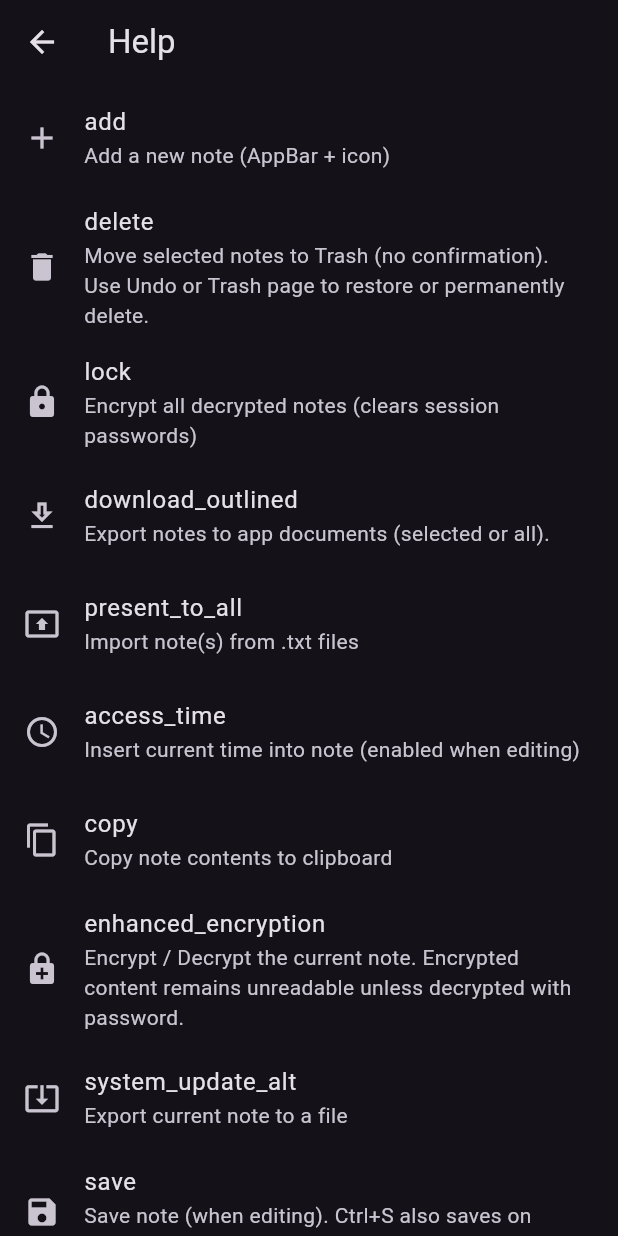
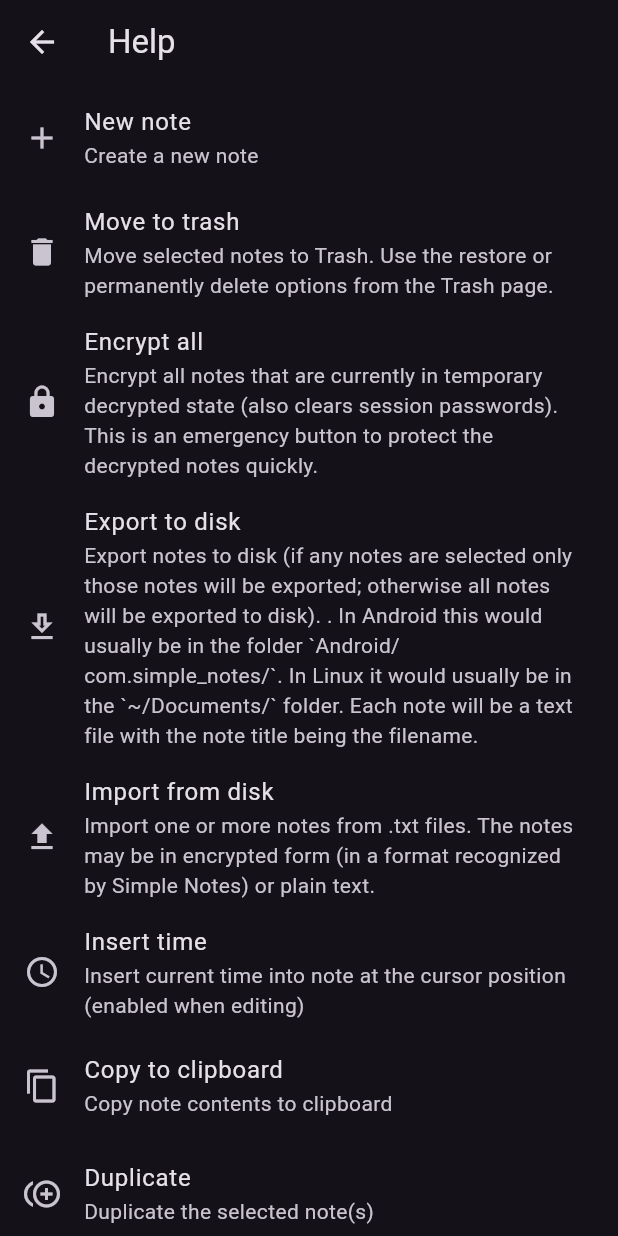
Before and after one commit to nav9/simple_notes, a Flutter app: the HelpScreen screen opened directly, on a phone screen of 412 x 824 dp. Run offline on Flutter 3.47's test engine with Material 3 defaults, Android fonts, the phone set to English and light mode, and no system bars; our stand-ins replace file_picker, hive_flutter, permission_handler; missing offline and left inert: encrypt; accounts and stored records are empty.

Commit message:
fixed some icons and formatting and help page explanation

```diff
--- a/lib/edit_note.dart
+++ b/lib/edit_note.dart
@@ -165,19 +165,12 @@ _textController.addListener(() {
   Future<void> _saveNote({bool popAfterSave = false}) async {
     try {
       final content = _textController.text;
-      final titleText = _titleController.text.trim().isEmpty
-          ? null
-          : _titleController.text.trim();
-      final sessionPw = widget.noteKey != null
-          ? _session.getNotePassword(widget.noteKey)
-          : _session.sessionPassword;
-      final shouldEncryptOnDisk =
-          sessionPw != null && sessionPw.trim().isNotEmpty;
+      final titleText = _titleController.text.trim().isEmpty ? null : _titleController.text.trim();
+      final sessionPw = widget.noteKey != null ? _session.getNotePassword(widget.noteKey) : _session.sessionPassword;
+      final shouldEncryptOnDisk = sessionPw != null && sessionPw.trim().isNotEmpty;
 
       final newNote = {
-        'content': shouldEncryptOnDisk
-            ? EncryptionService.encryptText(content, sessionPw!)
-            : content,
+        'content': shouldEncryptOnDisk ? EncryptionService.encryptText(content, sessionPw!) : content,
         'isEncrypted': shouldEncryptOnDisk,
         'title': titleText,
         'isTrashed': false,
@@ -206,14 +199,12 @@ _textController.addListener(() {
 
       if (mounted) {
         setState(() {});
-        ScaffoldMessenger.of(context)
-            .showSnackBar(const SnackBar(content: Text('Saved')));
+        ScaffoldMessenger.of(context).showSnackBar(const SnackBar(content: Text('Saved')));
       }
 
       if (popAfterSave && mounted) Navigator.pop(context);
     } catch (e) {
-      ScaffoldMessenger.of(context)
-          .showSnackBar(SnackBar(content: Text('Save failed: $e')));
+      ScaffoldMessenger.of(context).showSnackBar(SnackBar(content: Text('Save failed: $e')));
     }
   }
 
@@ -227,12 +218,8 @@ _textController.addListener(() {
           content:
           const Text('Do you want to save this note before leaving?'),
           actions: [
-            TextButton(
-                onPressed: () => Navigator.pop(context, false),
-                child: const Text('Discard')),
-            TextButton(
-                onPressed: () => Navigator.pop(context, true),
-                child: const Text('Save')),
+            TextButton(onPressed: () => Navigator.pop(context, false), child: const Text('Discard')),
+            TextButton(onPressed: () => Navigator.pop(context, true), child: const Text('Save')),
           ],
         ),
       );
@@ -261,17 +248,10 @@ _textController.addListener(() {
   }
 
   Future<void> _decryptInEditor() async {
-    final password = await showPasswordDialog(
-      context,
-      "Enter password to decrypt note",
-      false,
-    );
+    final password = await showPasswordDialog(context, "Enter password to decrypt note", false,);
     if (password == null || password.isEmpty) return;
 
-    final decrypted = EncryptionService.decryptText(
-      _textController.text,
-      password,
-    );
+    final decrypted = EncryptionService.decryptText(_textController.text, password,);
 
     if (decrypted != null) {
       if (widget.noteKey != null) {
@@ -313,32 +293,19 @@ _textController.addListener(() {
           : _session.sessionPassword;
 
       if (pw == null || pw.isEmpty) {
-        final entered = await showPasswordDialog(
-          context,
-          "Set password to encrypt note",
-          true,
-        );
+        final entered = await showPasswordDialog(context, "Set password to encrypt note", true,);
         if (entered == null || entered.isEmpty) return;
         pw = entered;
 
-        if (widget.noteKey != null) {
-          _session.storeNotePassword(widget.noteKey, pw);
-        } else {
-          _session.sessionPassword = pw;
-        }
+        if (widget.noteKey != null) {_session.storeNotePassword(widget.noteKey, pw);} else {_session.sessionPassword = pw;}
       }
 
-      final encryptedText = EncryptionService.encryptText(
-        _textController.text,
-        pw!,
-      );
+      final encryptedText = EncryptionService.encryptText(_textController.text, pw!,);
 
       final Map newNote = {
         'content': encryptedText,
         'isEncrypted': true,
-        'title': _titleController.text.trim().isEmpty
-            ? null
-            : _titleController.text.trim(),
+        'title': _titleController.text.trim().isEmpty ? null : _titleController.text.trim(),
         'isTrashed': false,
       };
 
@@ -346,9 +313,7 @@ _textController.addListener(() {
         await _notesBox.putAt(widget.index!, newNote);
       } else {
         final List<Map> temp = [Map<String, dynamic>.from(newNote)];
-        temp.addAll(
-          _notesBox.values.map((e) => Map<String, dynamic>.from(e)),
-        );
+        temp.addAll(_notesBox.values.map((e) => Map<String, dynamic>.from(e)),);
         await _notesBox.clear();
         await _notesBox.addAll(temp);
       }
@@ -369,11 +334,7 @@ _textController.addListener(() {
 
       if (mounted) {
         ScaffoldMessenger.of(context).showSnackBar(
-          const SnackBar(
-            content: Text(
-              'Note encrypted. Password cleared from session; re-enter to decrypt later.',
-            ),
-          ),
+          const SnackBar(content: Text('Note encrypted. Password cleared from session; re-enter to decrypt later.',),),
         );
       }
     } catch (e) {
@@ -385,8 +346,7 @@ _textController.addListener(() {
 
   Future<void> _exportNote() async {
     try {
-      bool isDesktop =
-          Platform.isLinux || Platform.isWindows || Platform.isMacOS;
+      bool isDesktop = Platform.isLinux || Platform.isWindows || Platform.isMacOS;
 
       if (!isDesktop) {
         var status = await Permission.storage.status;
@@ -402,9 +362,7 @@ _textController.addListener(() {
       }
 
       final dir = await getApplicationDocumentsDirectory();
-      final raw = _titleController.text.trim().isNotEmpty
-          ? _titleController.text.trim()
-          : 'note_${DateTime.now().millisecondsSinceEpoch}';
+      final raw = _titleController.text.trim().isNotEmpty ? _titleController.text.trim() : 'note_${DateTime.now().millisecondsSinceEpoch}';
 
       String filename = raw;
       if (!filename.toLowerCase().endsWith('.txt')) {
@@ -430,14 +388,9 @@ _textController.addListener(() {
     WidgetsBinding.instance.addPostFrameCallback((_) {
       final pos = range.start;
       final text = _textController.text;
-      final before =
-          text.substring(0, pos).split('\n').length; // approx line number
+      final before = text.substring(0, pos).split('\n').length; // approx line number
       final offset = (before - 1) * 22.0; // approx line height
-      _scrollController.animateTo(
-        offset,
-        duration: const Duration(milliseconds: 250),
-        curve: Curves.easeInOut,
-      );
+      _scrollController.animateTo(offset, duration: const Duration(milliseconds: 250), curve: Curves.easeInOut,);
     });
   }
 
@@ -445,11 +398,7 @@ _textController.addListener(() {
     final result = await showModalBottomSheet<SearchReplaceResult>(
       context: context,
       isScrollControlled: true,
-      builder: (_) => SearchReplaceSheet(
-        controller: _textController,
-        highlightNotifier: _highlights,
-        currentMatchNotifier: _currentMatchIndex,
-      ),
+      builder: (_) => SearchReplaceSheet(controller: _textController, highlightNotifier: _highlights,currentMatchNotifier: _currentMatchIndex,),
     );
 
     if (result != null && result.jumpTo != null) {
@@ -467,10 +416,7 @@ _textController.addListener(() {
           return const SizedBox.shrink();
         }
         if (ranges.isEmpty) {
-          return Text(
-            text,
-            style: const TextStyle(color: Colors.white70, fontSize: 16),
-          );
+          return Text(text, style: const TextStyle(color: Colors.white70, fontSize: 16),);
         }
 
         ranges = List.from(ranges)..sort((a, b) => a.start.compareTo(b.start));
@@ -487,32 +433,21 @@ _textController.addListener(() {
 
           spans.add(TextSpan(
             text: text.substring(r.start, r.end),
-            style: TextStyle(
-              backgroundColor:
-              isCurrentMatch ? Colors.orange : const Color(0xFF4444AA),
-              color: Colors.white,
-            ),
+            style: TextStyle(backgroundColor: isCurrentMatch ? Colors.orange : const Color(0xFF4444AA), color: Colors.white,),
           ));
           cursor = r.end;
         }
 
-        if (cursor < text.length) {
-          spans.add(TextSpan(text: text.substring(cursor)));
-        }
+        if (cursor < text.length) {spans.add(TextSpan(text: text.substring(cursor)));}
 
-        return Text.rich(
-          TextSpan(children: spans),
-          softWrap: true,
-          style: const TextStyle(fontSize: 16, height: 1.4),
-        );
+        return Text.rich(TextSpan(children: spans), softWrap: true, style: const TextStyle(fontSize: 16, height: 1.4),);
       },
     );
   }
 
   @override
   Widget build(BuildContext context) {
-    final canInsertTime =
-        !_isReadOnlyEncrypted && (_isEditing || _lastSelection != null);
+    final canInsertTime = !_isReadOnlyEncrypted && (_isEditing || _lastSelection != null);
 
     return RawKeyboardListener(
       focusNode: FocusNode(),
@@ -521,38 +456,14 @@ _textController.addListener(() {
         onWillPop: _onWillPop,
         child: Scaffold(
           appBar: AppBar(
-            title: Text(_titleController.text.trim().isNotEmpty
-                ? _titleController.text.trim()
-                : (widget.initialIsEncrypted ? 'Encrypted Note' : 'Edit Note')),
+            title: Text(_titleController.text.trim().isNotEmpty ? _titleController.text.trim() : (widget.initialIsEncrypted ? 'Encrypted Note' : 'Edit Note')),
             actions: [
-              IconButton(
-                  icon: const Icon(Icons.search),
-                  onPressed: _openSearchReplace),
-              IconButton(
-                icon: const Icon(Icons.access_time),
-                onPressed: canInsertTime ? _insertCurrentTime : null,
-              ),
-              IconButton(
-                  icon: const Icon(Icons.copy),
-                  onPressed: _copyToClipboard),
-              IconButton(
-                icon: Icon(
-                  _isReadOnlyEncrypted
-                      ? Icons.lock_open
-                      : Icons.enhanced_encryption,
-                ),
-                onPressed:
-                _isReadOnlyEncrypted ? _decryptInEditor : _encryptInEditor,
-              ),
-              IconButton(
-                  icon: const Icon(Icons.system_update_alt),
-                  onPressed: _exportNote),
-              IconButton(
-                icon: const Icon(Icons.save),
-                onPressed: _isReadOnlyEncrypted
-                    ? null
-                    : () => _saveNote(popAfterSave: true),
-              ),
+              IconButton(icon: const Icon(Icons.search), onPressed: _openSearchReplace),
+              IconButton(icon: const Icon(Icons.access_time), onPressed: canInsertTime ? _insertCurrentTime : null,),
+              IconButton(icon: const Icon(Icons.copy), onPressed: _copyToClipboard),
+              IconButton(icon: Icon( _isReadOnlyEncrypted ? Icons.lock_open : Icons.enhanced_encryption,), onPressed: _isReadOnlyEncrypted ? _decryptInEditor : _encryptInEditor,),
+              IconButton(icon: const Icon(Icons.download_outlined), onPressed: _exportNote),
+              IconButton(icon: const Icon(Icons.save), onPressed: _isReadOnlyEncrypted ? null : () => _saveNote(popAfterSave: true),),
             ],
           ),
           body: Padding(
--- a/lib/help.dart
+++ b/lib/help.dart
@@ -3,42 +3,42 @@ import 'package:flutter/material.dart';
 
 class HelpScreen extends StatelessWidget {
   final List<Map<String, String>> items = [
-    {'icon': 'add', 'explain': 'Add a new note (AppBar + icon)'},
-    {'icon': 'delete', 'explain': 'Move selected notes to Trash (no confirmation). Use Undo or Trash page to restore or permanently delete.'},
-    {'icon': 'lock', 'explain': 'Encrypt all decrypted notes (clears session passwords)'},
-    {'icon': 'download_outlined', 'explain': 'Export notes to app documents (selected or all).'},
-    {'icon': 'present_to_all', 'explain': 'Import note(s) from .txt files'},
-    {'icon': 'access_time', 'explain': 'Insert current time into note (enabled when editing)'},
-    {'icon': 'copy', 'explain': 'Copy note contents to clipboard'},
-    {'icon': 'enhanced_encryption', 'explain': 'Encrypt / Decrypt the current note. Encrypted content remains unreadable unless decrypted with password.'},
-    {'icon': 'system_update_alt', 'explain': 'Export current note to a file'},
-    {'icon': 'save', 'explain': 'Save note (when editing). Ctrl+S also saves on Linux.'},
-    {'icon': 'search', 'explain': 'Find & Replace: Ctrl+F to open search on Linux. Matches are highlighted and you can cycle between them.'},
+    {'icon': 'New note', 'explain': 'Create a new note'},
+    {'icon': 'Move to trash', 'explain': 'Move selected notes to Trash. Use the restore or permanently delete options from the Trash page.'},
+    {'icon': 'Encrypt all', 'explain': 'Encrypt all notes that are currently in temporary decrypted state (also clears session passwords). This is an emergency button to protect the decrypted notes quickly.'},
+    {'icon': 'Export to disk', 'explain': 'Export notes to disk (if any notes are selected only those notes will be exported; otherwise all notes will be exported to disk). . In Android this would usually be in the folder `Android/com.simple_notes/`. In Linux it would usually be in the `~/Documents/` folder. Each note will be a text file with the note title being the filename.'},
+    {'icon': 'Import from disk', 'explain': 'Import one or more notes from .txt files. The notes may be in encrypted form (in a format recognized by Simple Notes) or plain text.'},
+    {'icon': 'Insert time', 'explain': 'Insert current time into note at the cursor position (enabled when editing)'},
+    {'icon': 'Copy to clipboard', 'explain': 'Copy note contents to clipboard'},
+    {'icon': 'Duplicate', 'explain': 'Duplicate the selected note(s)'},
+    {'icon': 'Encrypt/Decrypt', 'explain': 'Encrypt or decrypt the current note.'},
+    {'icon': 'Save', 'explain': 'Save note to the Simple Notes Hive database. Ctrl+S also saves on Linux.'},
+    {'icon': 'Search', 'explain': 'Find & Replace: Ctrl+F to open search on Linux.'},
   ];
 
   IconData _iconFromName(String name) {
     switch (name) {
-      case 'add':
+      case 'New note':
         return Icons.add;
-      case 'delete':
+      case 'Move to trash':
         return Icons.delete;
-      case 'lock':
+      case 'Encrypt all':
         return Icons.lock;
-      case 'download_outlined':
+      case 'Export to disk':
         return Icons.download_outlined;
-      case 'present_to_all':
-        return Icons.present_to_all;
-      case 'access_time':
+      case 'Import from disk':
+        return Icons.file_upload;
+      case 'Insert time':
         return Icons.access_time;
-      case 'copy':
+      case 'Copy to clipboard':
         return Icons.copy;
-      case 'enhanced_encryption':
+      case 'Duplicate':
+        return Icons.control_point_duplicate;
+      case 'Encrypt/Decrypt':
         return Icons.enhanced_encryption;
-      case 'system_update_alt':
-        return Icons.system_update_alt;
-      case 'save':
+      case 'Save':
         return Icons.save;
-      case 'search':
+      case 'Search':
         return Icons.search;
       default:
         return Icons.help_outline;
@@ -48,18 +48,12 @@ class HelpScreen extends StatelessWidget {
   @override
   Widget build(BuildContext context) {
     return Scaffold(
-      appBar: AppBar(
-        title: const Text('Help'),
-      ),
+      appBar: AppBar(title: const Text('Help'),),
       body: ListView.builder(
         itemCount: items.length,
         itemBuilder: (context, i) {
           final it = items[i];
-          return ListTile(
-            leading: Icon(_iconFromName(it['icon']!)),
-            title: Text(it['icon']!),
-            subtitle: Text(it['explain']!),
-          );
+          return ListTile(leading: Icon(_iconFromName(it['icon']!)), title: Text(it['icon']!), subtitle: Text(it['explain']!),);
         },
       ),
     );
--- a/lib/notes_list.dart
+++ b/lib/notes_list.dart
@@ -47,12 +47,7 @@ class _NotesListScreenState extends State<NotesListScreen> {
         if (pw == null || pw.isEmpty) continue;
         final enc = EncryptionService.encryptText(plain, pw);
         final old = notesBox.get(key);
-        final updated = {
-          'content': enc,
-          'isEncrypted': true,
-          'title': old?['title'] ?? null,
-          'isTrashed': old?['isTrashed'] ?? false
-        };
+        final updated = {'content': enc, 'isEncrypted': true, 'title': old?['title'] ?? null, 'isTrashed': old?['isTrashed'] ?? false};
         await notesBox.put(key, updated);
         _decryptedNotesCache.remove(key);
         _session.clearNotePassword(key);
@@ -410,11 +405,11 @@ class _NotesListScreenState extends State<NotesListScreen> {
           IconButton(icon: const Icon(Icons.add), tooltip: 'New Note', onPressed: _createNewNote),
           IconButton(icon: const Icon(Icons.lock), tooltip: 'Encrypt all decrypted notes', onPressed: _encryptAllDecryptedNotes),
           IconButton(icon: const Icon(Icons.download_outlined), tooltip: 'Export notes', onPressed: _exportAllOrSelected),
-          IconButton(icon: const Icon(Icons.input), tooltip: 'Import notes', onPressed: _importNotes),
+          IconButton(icon: const Icon(Icons.file_upload), tooltip: 'Import notes', onPressed: _importNotes),
           if (_selectedKeys.isNotEmpty) ...[
             IconButton(icon: const Icon(Icons.select_all), tooltip: 'Select all', onPressed: _selectAll),
             IconButton(icon: const Icon(Icons.clear), tooltip: 'Select none', onPressed: _selectNone),
-            IconButton(icon: const Icon(Icons.copy), tooltip: 'Duplicate selected', onPressed: _duplicateSelected),
+            IconButton(icon: const Icon(Icons.control_point_duplicate), tooltip: 'Duplicate selected', onPressed: _duplicateSelected),
             IconButton(icon: const Icon(Icons.delete_forever, color: Colors.redAccent), tooltip: 'Move selected to Trash', onPressed: _moveSelectedToTrash),
           ],
           PopupMenuButton<String>(
```
Also changed, not shown: lib/main.dart (+12 -7 lines).
